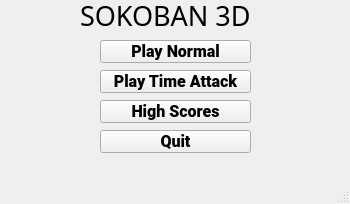
This is UI/MainMenu.ui in DarkzN98/SOKOBAN_3D as Qt 5 draws it before an edit. The edited form follows.
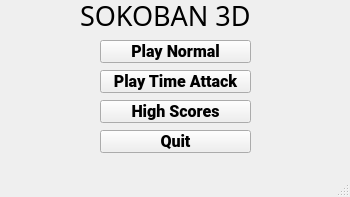
This is the edited form.

Patch:
```diff
--- a/UI/MainMenu.ui
+++ b/UI/MainMenu.ui
@@ -2,14 +2,29 @@
 <ui version="4.0">
  <class>MainWindow</class>
  <widget class="QMainWindow" name="MainWindow">
+  <property name="enabled">
+   <bool>true</bool>
+  </property>
   <property name="geometry">
    <rect>
     <x>0</x>
     <y>0</y>
     <width>350</width>
-    <height>204</height>
+    <height>197</height>
    </rect>
   </property>
+  <property name="minimumSize">
+   <size>
+    <width>350</width>
+    <height>197</height>
+   </size>
+  </property>
+  <property name="maximumSize">
+   <size>
+    <width>350</width>
+    <height>197</height>
+   </size>
+  </property>
   <property name="windowTitle">
    <string>SOKOBAN 3D</string>
   </property>
```
